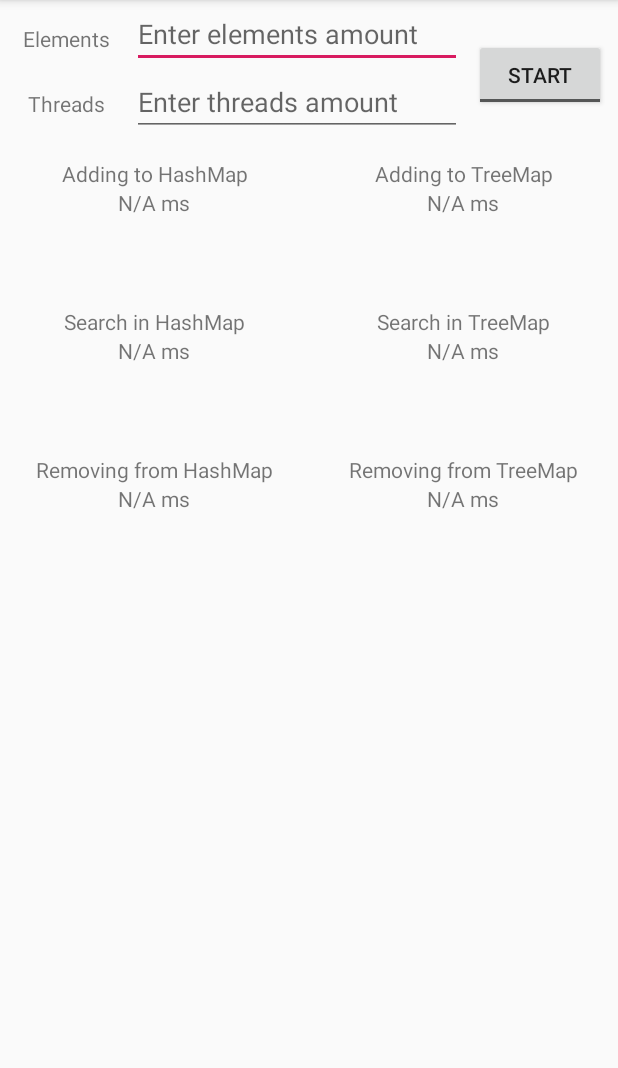
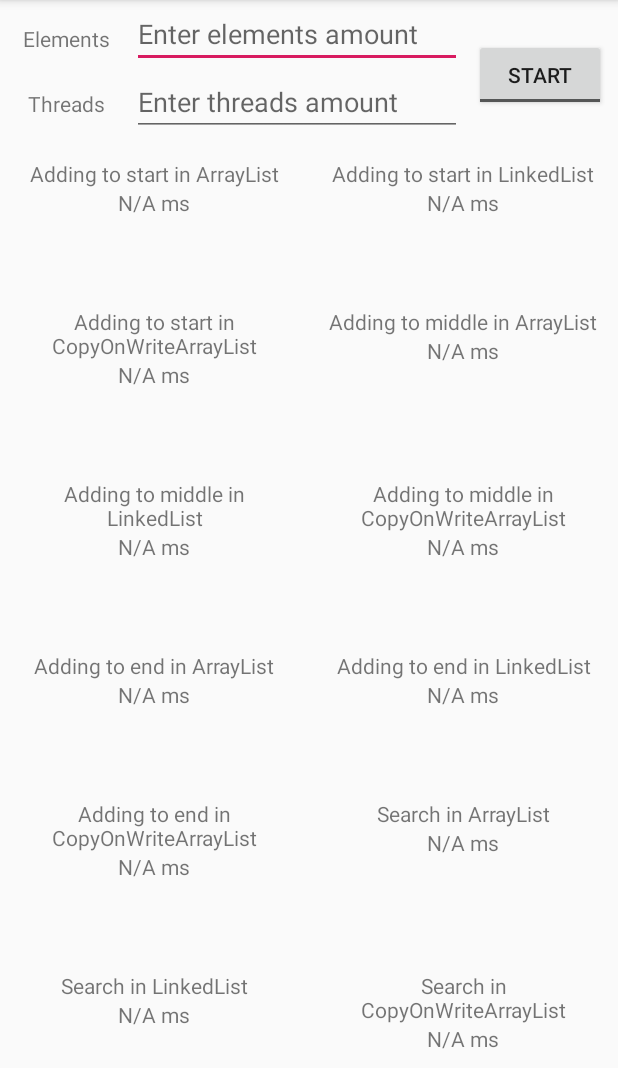
Before and after one commit to denisnavodnikov/CollectionsAndMaps, an Android app: the screen it shows after launch (MainActivity), tab 2 chosen, on a phone screen of 412 x 824 dp, the part 168-1236 px from its top. Run offline under Robolectric (Android 15) with nearby library versions, the phone set to English and light mode, and no system bars; our stand-ins replace ButterKnife, Dagger/Hilt's generated code, RxJava.

Commit message:
Task5 Version 1.0

```diff
--- a/app/src/main/java/ru/navodnikov/denis/collectionsandmaps/dto/BenchmarkItem.java
+++ b/app/src/main/java/ru/navodnikov/denis/collectionsandmaps/dto/BenchmarkItem.java
@@ -2,22 +2,17 @@ package ru.navodnikov.denis.collectionsandmaps.dto;
 
 
 public class BenchmarkItem {
-    private String title;
-    private String time;
+    private double time;
     private int numberOfOperations;
     private boolean progress;
 
-    public BenchmarkItem(String title, String time, int numberOfOperations) {
-        this.title = title;
+    public BenchmarkItem(double time, int numberOfOperations) {
         this.time = time;
         this.numberOfOperations = numberOfOperations;
     }
 
-    public String getTitle() {
-        return title;
-    }
 
-    public String getTime() {
+    public double getTime() {
         return time;
     }
 
@@ -25,21 +20,13 @@ public class BenchmarkItem {
         return numberOfOperations;
     }
 
-    public void setNumberOfOperations(int numberOfOperations) {
-        this.numberOfOperations = numberOfOperations;
-    }
 
     public boolean isProgress() {
         return progress;
     }
 
 
-    public void setTitle(String title) {
-        this.title = title;
-    }
-
-
-    public void setTime(String time) {
+    public void setTime(double time) {
         this.time = time;
     }
 
--- a/app/src/main/java/ru/navodnikov/denis/collectionsandmaps/dto/Constants.java
+++ b/app/src/main/java/ru/navodnikov/denis/collectionsandmaps/dto/Constants.java
@@ -4,5 +4,7 @@ public class Constants {
     public static final int PAGE_COLLECTIONS = 0;
     public static final int PAGE_MAPS = 1;
     public static final int ZERO = 0;
-
+    public static final int QUANTITY_OF_COLLECTIONS = 21;
+    public static final int QUANTITY_OF_MAPS = 21;
+    public static final int DEFAULT_TIME = -1;
 }
--- a/app/src/main/java/ru/navodnikov/denis/collectionsandmaps/models/Collections.java
+++ b/app/src/main/java/ru/navodnikov/denis/collectionsandmaps/models/Collections.java
@@ -6,19 +6,17 @@ import java.util.List;
 import java.util.Random;
 import java.util.concurrent.CopyOnWriteArrayList;
 
-import ru.navodnikov.denis.collectionsandmaps.BenchmarkApp;
-import ru.navodnikov.denis.collectionsandmaps.R;
 import ru.navodnikov.denis.collectionsandmaps.dto.BenchmarkItem;
+import ru.navodnikov.denis.collectionsandmaps.dto.Constants;
+
 
 public class Collections implements Benchmarked {
-
 
     @Override
     public List<BenchmarkItem> getItems() {
         List<BenchmarkItem> data = new ArrayList<>();
-        String[] names = BenchmarkApp.getContext().getResources().getStringArray(R.array.names_collections_list);
-        for (int i = 0; i < names.length; i++) {
-            data.add(new BenchmarkItem(names[i], BenchmarkApp.getContext().getString(R.string.default_time), i));
+        for (int i = 0; i < Constants.QUANTITY_OF_COLLECTIONS; i++) {
+            data.add(new BenchmarkItem(Constants.DEFAULT_TIME, i));
         }
         return data;
 
@@ -45,45 +43,44 @@ public class Collections implements Benchmarked {
             long startTime = System.nanoTime();
             listOfItems.add(0, 1);
             long endTime = System.nanoTime();
-            benchmarkItem.setTime(BenchmarkApp.getContext().getResources().getString(R.string.result, ((double) (endTime - startTime) / 1000000)));
+            benchmarkItem.setTime((double) (endTime - startTime) / 1000000);
 
 
         } else if (benchmarkItem.getNumberOfOperations() > 2 && benchmarkItem.getNumberOfOperations() < 6) {
             long startTime = System.nanoTime();
             listOfItems.add(listOfItems.size() / 2, 1);
             long endTime = System.nanoTime();
-            benchmarkItem.setTime(BenchmarkApp.getContext().getResources().getString(R.string.result, ((double) (endTime - startTime) / 1000000)));
-
+            benchmarkItem.setTime((double) (endTime - startTime) / 1000000);
         } else if (benchmarkItem.getNumberOfOperations() > 5 && benchmarkItem.getNumberOfOperations() < 9) {
             long startTime = System.nanoTime();
             listOfItems.add(1);
             long endTime = System.nanoTime();
-            benchmarkItem.setTime(BenchmarkApp.getContext().getResources().getString(R.string.result, ((double) (endTime - startTime) / 1000000)));
+            benchmarkItem.setTime((double) (endTime - startTime) / 1000000);
 
         } else if (benchmarkItem.getNumberOfOperations() > 8 && benchmarkItem.getNumberOfOperations() < 12) {
-            listOfItems.add(new Random().nextInt(listOfItems.size()-1), 2);
+            listOfItems.add(new Random().nextInt(listOfItems.size() - 1), 2);
             long startTime = System.nanoTime();
             listOfItems.indexOf(2);
             long endTime = System.nanoTime();
-            benchmarkItem.setTime(BenchmarkApp.getContext().getResources().getString(R.string.result, ((double) (endTime - startTime) / 1000000)));
+            benchmarkItem.setTime((double) (endTime - startTime) / 1000000);
 
         } else if (benchmarkItem.getNumberOfOperations() > 11 && benchmarkItem.getNumberOfOperations() < 15) {
             long startTime = System.nanoTime();
             listOfItems.remove(0);
             long endTime = System.nanoTime();
-            benchmarkItem.setTime(BenchmarkApp.getContext().getResources().getString(R.string.result, ((double) (endTime - startTime) / 1000000)));
+            benchmarkItem.setTime((double) (endTime - startTime) / 1000000);
 
         } else if (benchmarkItem.getNumberOfOperations() > 14 && benchmarkItem.getNumberOfOperations() < 18) {
             long startTime = System.nanoTime();
             listOfItems.remove(listOfItems.size() / 2);
             long endTime = System.nanoTime();
-            benchmarkItem.setTime(BenchmarkApp.getContext().getResources().getString(R.string.result, ((double) (endTime - startTime) / 1000000)));
+            benchmarkItem.setTime((double) (endTime - startTime) / 1000000);
 
         } else if (benchmarkItem.getNumberOfOperations() > 17) {
             long startTime = System.nanoTime();
             listOfItems.remove(listOfItems.size() - 1);
             long endTime = System.nanoTime();
-            benchmarkItem.setTime(BenchmarkApp.getContext().getResources().getString(R.string.result, ((double) (endTime - startTime) / 1000000)));
+            benchmarkItem.setTime((double) (endTime - startTime) / 1000000);
 
         }
         return benchmarkItem;
--- a/app/src/main/java/ru/navodnikov/denis/collectionsandmaps/models/Maps.java
+++ b/app/src/main/java/ru/navodnikov/denis/collectionsandmaps/models/Maps.java
@@ -9,6 +9,7 @@ import java.util.TreeMap;
 import ru.navodnikov.denis.collectionsandmaps.BenchmarkApp;
 import ru.navodnikov.denis.collectionsandmaps.R;
 import ru.navodnikov.denis.collectionsandmaps.dto.BenchmarkItem;
+import ru.navodnikov.denis.collectionsandmaps.dto.Constants;
 
 public class Maps implements Benchmarked {
 
@@ -16,9 +17,8 @@ public class Maps implements Benchmarked {
     @Override
     public List<BenchmarkItem> getItems() {
         List<BenchmarkItem> data = new ArrayList<>();
-        String[] names = BenchmarkApp.getContext().getResources().getStringArray(R.array.names_maps_list);
-        for (int i = 0; i < names.length; i++) {
-            data.add(new BenchmarkItem(names[i], BenchmarkApp.getContext().getString(R.string.default_time), i));
+        for (int i = 0; i < Constants.QUANTITY_OF_MAPS; i++) {
+            data.add(new BenchmarkItem( Constants.DEFAULT_TIME, i));
         }
         return data;
 
@@ -47,20 +47,20 @@ public class Maps implements Benchmarked {
             long startTime = System.nanoTime();
             mapOfItems.put(-1, 1);
             long endTime = System.nanoTime();
-            benchmarkItem.setTime(BenchmarkApp.getContext().getResources().getString(R.string.result, ((double) (endTime - startTime) / 1000000)));
+            benchmarkItem.setTime((double)(endTime - startTime) / 1000000);
 
         } else if (benchmarkItem.getNumberOfOperations() > 1 && benchmarkItem.getNumberOfOperations() < 4) {
             long startTime = System.nanoTime();
             mapOfItems.containsValue(2);
             long endTime = System.nanoTime();
-            benchmarkItem.setTime(BenchmarkApp.getContext().getResources().getString(R.string.result, ((double) (endTime - startTime) / 1000000)));
+            benchmarkItem.setTime((double)(endTime - startTime) / 1000000);
 
         } else if (benchmarkItem.getNumberOfOperations() > 3) {
 
             long startTime = System.nanoTime();
             mapOfItems.remove(7);
             long endTime = System.nanoTime();
-            benchmarkItem.setTime(BenchmarkApp.getContext().getResources().getString(R.string.result, ((double) (endTime - startTime) / 1000000)));
+            benchmarkItem.setTime((double)(endTime - startTime) / 1000000);
 
         }
         return benchmarkItem;
--- a/app/src/main/java/ru/navodnikov/denis/collectionsandmaps/ui/benchmark/BenchmarkItemViewHolder.java
+++ b/app/src/main/java/ru/navodnikov/denis/collectionsandmaps/ui/benchmark/BenchmarkItemViewHolder.java
@@ -7,6 +7,7 @@ import android.widget.TextView;
 import androidx.annotation.NonNull;
 import androidx.recyclerview.widget.RecyclerView;
 
+import ru.navodnikov.denis.collectionsandmaps.BenchmarkApp;
 import ru.navodnikov.denis.collectionsandmaps.R;
 import ru.navodnikov.denis.collectionsandmaps.dto.BenchmarkItem;
 
@@ -15,17 +16,24 @@ public class BenchmarkItemViewHolder extends RecyclerView.ViewHolder {
     private final TextView timeOfOperation;
     private final TextView nameOfOperations;
     private final ProgressBar progressBar;
+    private final String[] namesOfOperations;
 
-    public BenchmarkItemViewHolder(@NonNull View itemView) {
+    public BenchmarkItemViewHolder(@NonNull View itemView, int idOfNames) {
         super(itemView);
         nameOfOperations = itemView.findViewById(R.id.name_of_operation);
         timeOfOperation = itemView.findViewById(R.id.time_of_operation);
         progressBar = itemView.findViewById(R.id.progressBar);
+        namesOfOperations = BenchmarkApp.getContext().getResources().getStringArray(idOfNames);
     }
 
     public void bindItem(BenchmarkItem item) {
-        nameOfOperations.setText(item.getTitle());
-        timeOfOperation.setText(String.valueOf(item.getTime()));
+        nameOfOperations.setText(namesOfOperations[item.getNumberOfOperations()]);
+
+        if (item.getTime() > -1) {
+            timeOfOperation.setText(BenchmarkApp.getContext().getResources().getString(R.string.result, item.getTime()));
+        } else {
+            timeOfOperation.setText(BenchmarkApp.getContext().getResources().getString(R.string.default_time));
+        }
         progressBar.animate().alpha(item.isProgress() ? 1f : 0f).start();
     }
 }
--- a/app/src/main/java/ru/navodnikov/denis/collectionsandmaps/ui/benchmark/TabRecycleAdapter.java
+++ b/app/src/main/java/ru/navodnikov/denis/collectionsandmaps/ui/benchmark/TabRecycleAdapter.java
@@ -28,7 +28,14 @@ public class TabRecycleAdapter extends RecyclerView.Adapter<BenchmarkItemViewHol
     @NonNull
     @Override
     public BenchmarkItemViewHolder onCreateViewHolder(@NonNull ViewGroup parent, int viewType) {
-        return new BenchmarkItemViewHolder(LayoutInflater.from(parent.getContext()).inflate(R.layout.item_collections_and_maps, parent, false));
+        int idOfNames = 0;
+        if (items.size() == 21) {
+            idOfNames = R.array.names_collections_list;
+        } else {
+            idOfNames = R.array.names_maps_list;
+        }
+
+        return new BenchmarkItemViewHolder(LayoutInflater.from(parent.getContext()).inflate(R.layout.item_collections_and_maps, parent, false), idOfNames);
     }
 
     @Override
@@ -43,7 +50,7 @@ public class TabRecycleAdapter extends RecyclerView.Adapter<BenchmarkItemViewHol
 
     public void updateItem(BenchmarkItem benchmarkItem) {
         for (int i = 0; i < items.size(); i++) {
-            if (items.get(i).getTitle().equals(benchmarkItem.getTitle())) {
+            if (items.get(i).getNumberOfOperations() == benchmarkItem.getNumberOfOperations()) {
                 items.set(i, benchmarkItem);
                 notifyItemChanged(i);
             }
```
Also changed, not shown: 2 other files.
